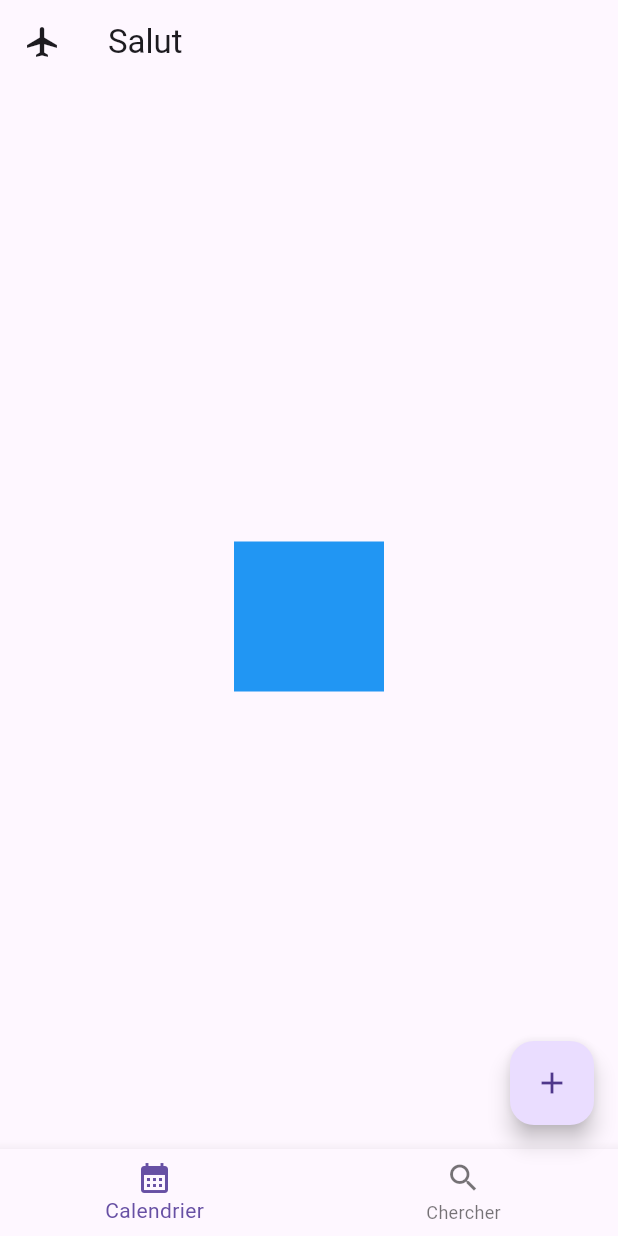
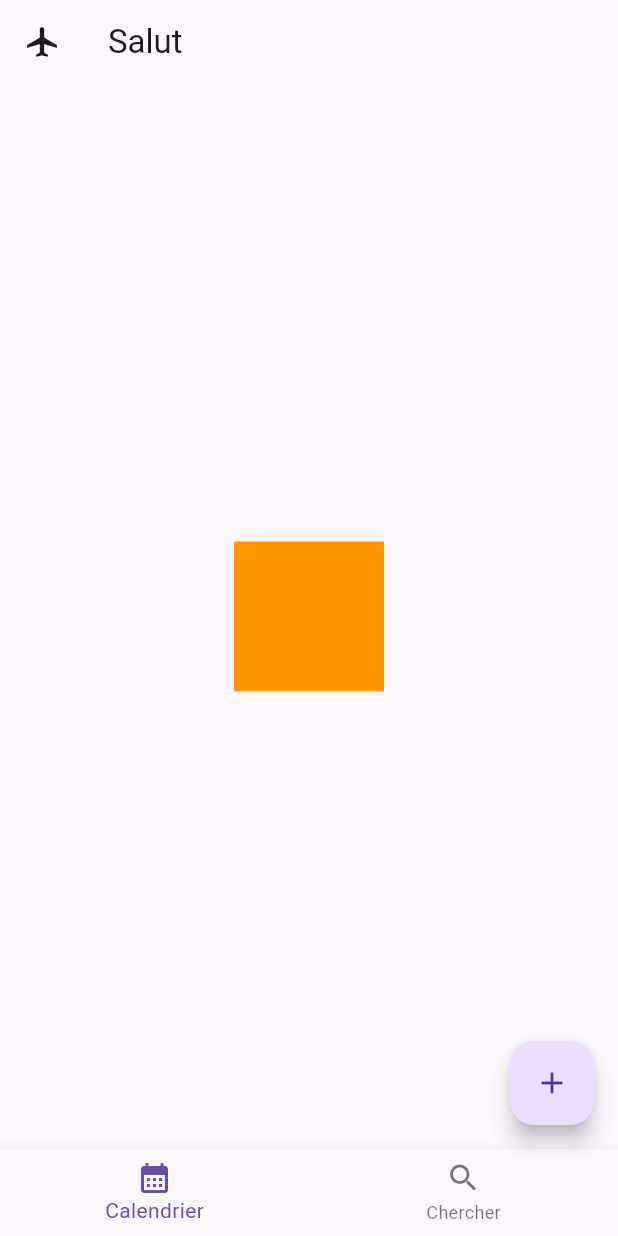
Before and after one commit to ThomasEcalle/5_AL1_2023, a Flutter app: the screen it shows after launch, on a phone screen of 412 x 824 dp. Run offline on Flutter 3.47's test engine with Material 2 defaults, Android fonts, the phone set to English and light mode, and no system bars.

Commit message:
Add color transition

```diff
--- a/lib/home_tabs/calendar_tab.dart
+++ b/lib/home_tabs/calendar_tab.dart
@@ -26,7 +26,7 @@ class _CalendarTabState extends State<CalendarTab> {
             height: 100,
             width: 100,
             decoration: BoxDecoration(
-              color: Colors.blue,
+              color: _color,
               borderRadius: BorderRadius.circular(_radius),
             ),
           )
```
